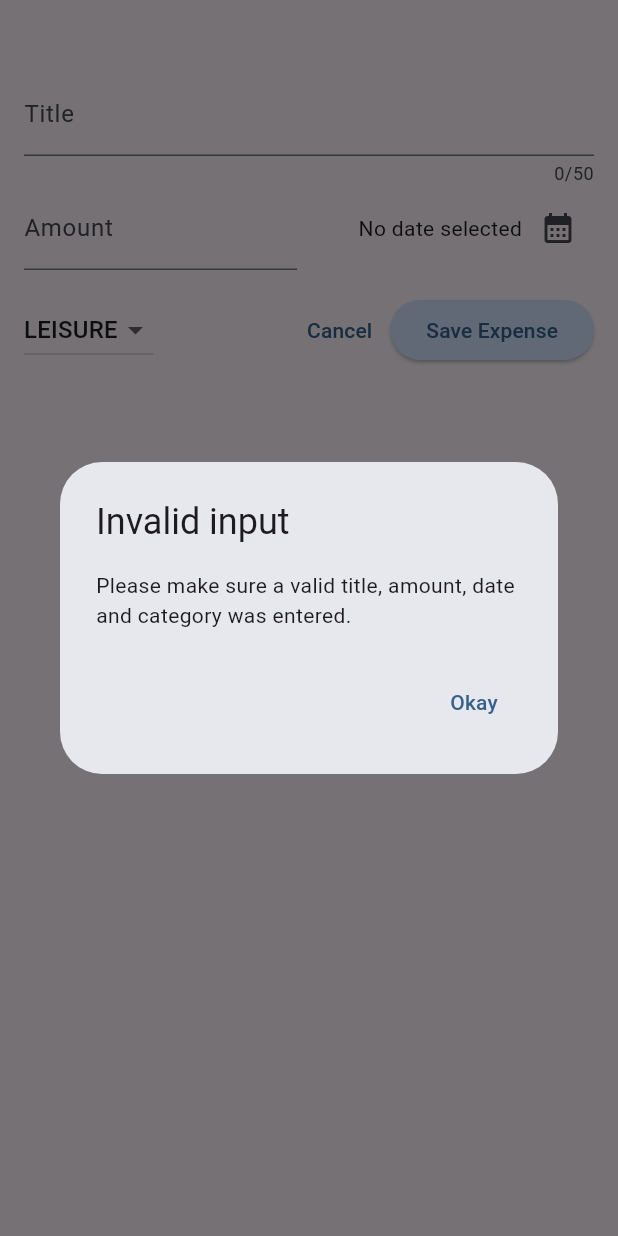
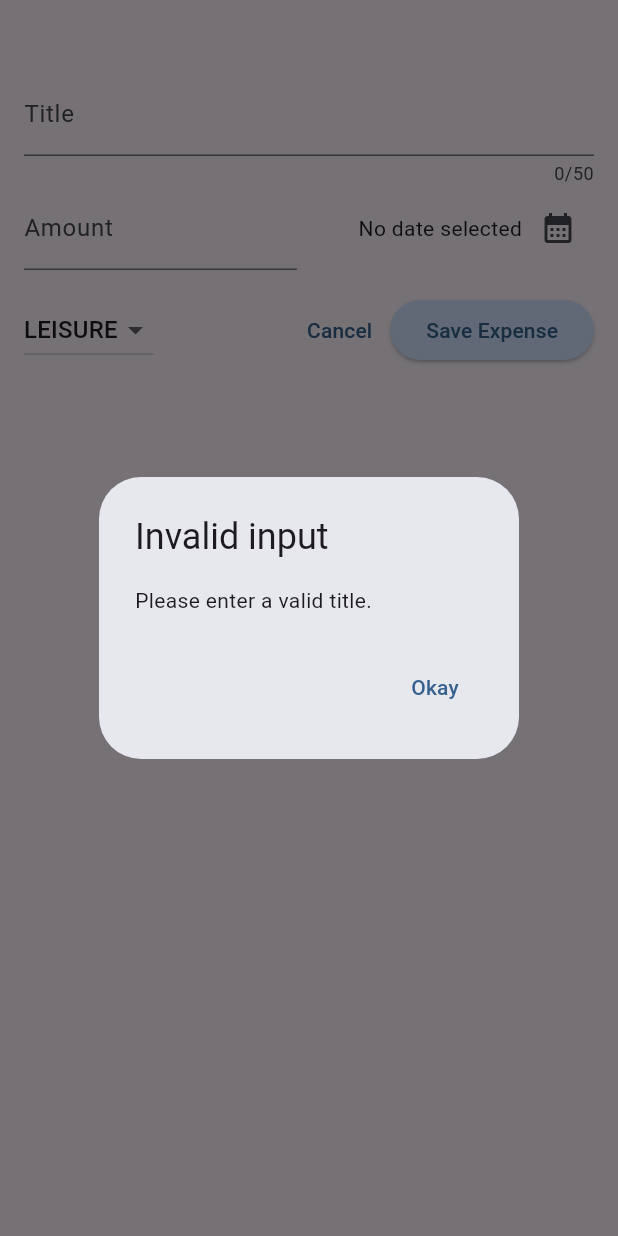
Before and after one commit to ViiSall/Fundamental-of-Mobile-Development, a Flutter app: the NewExpense widget shown alone on an empty page, opened directly with empty values, after a tap on "Save Expense", on a phone screen of 412 x 824 dp. Run offline on Flutter 3.47's test engine with Material 3 defaults, Android fonts, the light colour scheme and no system bars.

Commit message:
w9_s1_activities done.

```diff
--- a/w8_s1_activities/lib/screens/expenses.dart
+++ b/w8_s1_activities/lib/screens/expenses.dart
@@ -66,7 +66,6 @@ class _ExpensesState extends State<Expenses> {
 
   @override
   Widget build(BuildContext context) {
-    final width = MediaQuery.of(context).size.width;
 
     Widget mainContent = const Center(
       child: Text('No expenses found. Start adding some!'),
--- a/w8_s1_activities/lib/screens/expenses_form.dart
+++ b/w8_s1_activities/lib/screens/expenses_form.dart
@@ -37,12 +37,13 @@ class _NewExpenseState extends State<NewExpense> {
     });
   }
 
-  void _showDialog(){
-    if(Platform.isIOS){
-      showCupertinoDialog(context: context, builder: (ctx) => CupertinoAlertDialog(
+  void _showDialog(String message) {
+    if (Platform.isIOS) {
+      showCupertinoDialog(
+        context: context,
+        builder: (ctx) => CupertinoAlertDialog(
           title: const Text('Invalid input'),
-        content: const Text(
-            'Please make sure a valid title, amount, date and category was entered.'),
+          content: Text(message),
           actions: [
             TextButton(
               onPressed: () {
@@ -51,15 +52,14 @@ class _NewExpenseState extends State<NewExpense> {
               child: const Text('Okay'),
             ),
           ],
-      ));
-    }
-    else {
+        ),
+      );
+    } else {
       showDialog(
         context: context,
         builder: (ctx) => AlertDialog(
           title: const Text('Invalid input'),
-          content: const Text(
-              'Please make sure a valid title, amount, date and category was entered.'),
+          content: Text(message),
           actions: [
             TextButton(
               onPressed: () {
@@ -74,12 +74,21 @@ class _NewExpenseState extends State<NewExpense> {
   }
 
   void _submitExpenseData() {
-    final enteredAmount = double.tryParse(_amountController.text); // tryParse('Hello') => null, tryParse('1.12') => 1.12
+    final enteredAmount = double.tryParse(_amountController.text);
     final amountIsInvalid = enteredAmount == null || enteredAmount <= 0;
-    if (_titleController.text.trim().isEmpty ||
-        amountIsInvalid ||
-        _selectedDate == null) {
-      _showDialog();
+
+    if (_titleController.text.trim().isEmpty) {
+      _showDialog('Please enter a valid title.');
+      return;
+    }
+
+    if (amountIsInvalid) {
+      _showDialog('Please enter a valid amount greater than zero.');
+      return;
+    }
+
+    if (_selectedDate == null) {
+      _showDialog('Please select a date.');
       return;
     }
 
```
Lines whose indentation alone changed are shown as unchanged.
